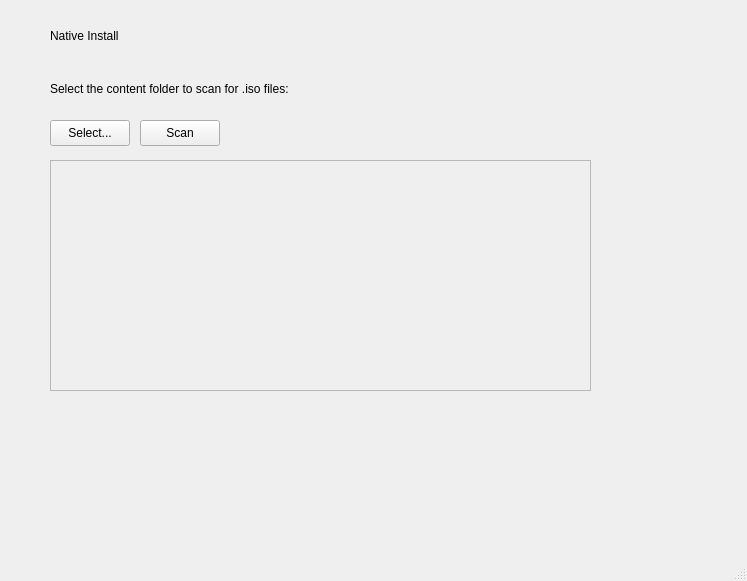
Qt form mainwindow.ui (constlo/NativeInstall) before a commit.
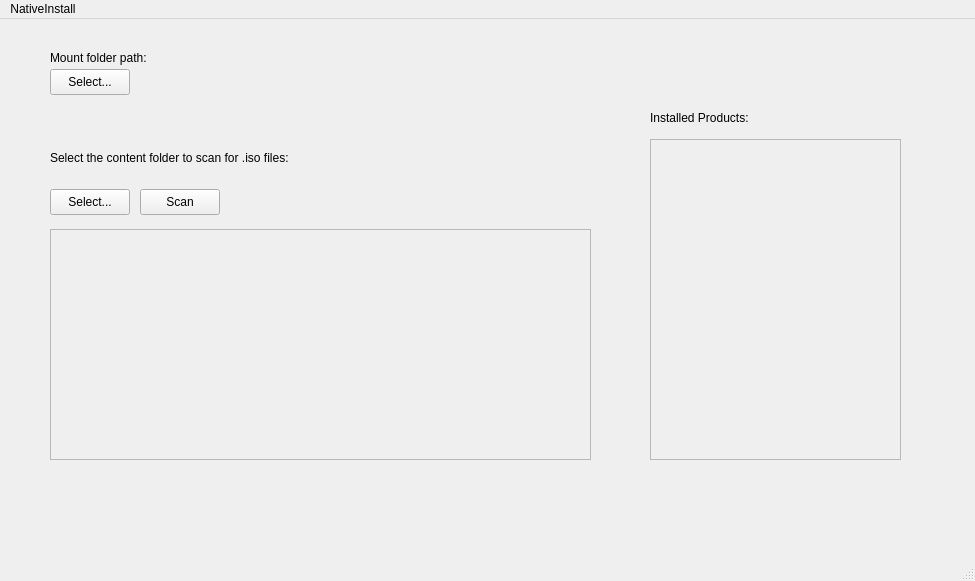
The same form after that commit.

What changed in the file:
```diff
--- a/mainwindow.ui
+++ b/mainwindow.ui
@@ -6,7 +6,7 @@
    <rect>
     <x>0</x>
     <y>0</y>
-    <width>747</width>
+    <width>975</width>
     <height>581</height>
    </rect>
   </property>
@@ -14,24 +14,11 @@
    <string>MainWindow</string>
   </property>
   <widget class="QWidget" name="centralwidget">
-   <widget class="QLabel" name="MainAppNameLabel">
-    <property name="geometry">
-     <rect>
-      <x>50</x>
-      <y>20</y>
-      <width>81</width>
-      <height>31</height>
-     </rect>
-    </property>
-    <property name="text">
-     <string>Native Install</string>
-    </property>
-   </widget>
    <widget class="QPushButton" name="SelectButton">
     <property name="geometry">
      <rect>
       <x>50</x>
-      <y>120</y>
+      <y>170</y>
       <width>80</width>
       <height>26</height>
      </rect>
@@ -44,7 +31,7 @@
     <property name="geometry">
      <rect>
       <x>50</x>
-      <y>80</y>
+      <y>130</y>
       <width>311</width>
       <height>18</height>
      </rect>
@@ -57,7 +44,7 @@
     <property name="geometry">
      <rect>
       <x>140</x>
-      <y>120</y>
+      <y>170</y>
       <width>80</width>
       <height>26</height>
      </rect>
@@ -70,7 +57,7 @@
     <property name="geometry">
      <rect>
       <x>50</x>
-      <y>100</y>
+      <y>150</y>
       <width>271</width>
       <height>18</height>
      </rect>
@@ -83,7 +70,7 @@
     <property name="geometry">
      <rect>
       <x>50</x>
-      <y>190</y>
+      <y>240</y>
       <width>371</width>
       <height>31</height>
      </rect>
@@ -96,7 +83,7 @@
     <property name="geometry">
      <rect>
       <x>50</x>
-      <y>160</y>
+      <y>210</y>
       <width>541</width>
       <height>231</height>
      </rect>
@@ -130,16 +117,110 @@
      </widget>
     </widget>
    </widget>
+   <widget class="QLabel" name="ErrorLabel">
+    <property name="geometry">
+     <rect>
+      <x>50</x>
+      <y>460</y>
+      <width>541</width>
+      <height>61</height>
+     </rect>
+    </property>
+    <property name="text">
+     <string/>
+    </property>
+   </widget>
+   <widget class="QLabel" name="Mountfoldershowerlabel">
+    <property name="geometry">
+     <rect>
+      <x>50</x>
+      <y>30</y>
+      <width>131</width>
+      <height>18</height>
+     </rect>
+    </property>
+    <property name="text">
+     <string>Mount folder path: </string>
+    </property>
+   </widget>
+   <widget class="QLabel" name="MountPathLabel">
+    <property name="geometry">
+     <rect>
+      <x>180</x>
+      <y>30</y>
+      <width>441</width>
+      <height>41</height>
+     </rect>
+    </property>
+    <property name="text">
+     <string/>
+    </property>
+   </widget>
+   <widget class="QPushButton" name="MountPathButton">
+    <property name="geometry">
+     <rect>
+      <x>50</x>
+      <y>50</y>
+      <width>80</width>
+      <height>26</height>
+     </rect>
+    </property>
+    <property name="text">
+     <string>Select...</string>
+    </property>
+   </widget>
+   <widget class="QScrollArea" name="scrollArea_2">
+    <property name="geometry">
+     <rect>
+      <x>650</x>
+      <y>120</y>
+      <width>251</width>
+      <height>321</height>
+     </rect>
+    </property>
+    <property name="widgetResizable">
+     <bool>true</bool>
+    </property>
+    <widget class="QWidget" name="scrollAreaWidgetContents">
+     <property name="geometry">
+      <rect>
+       <x>0</x>
+       <y>0</y>
+       <width>249</width>
+       <height>319</height>
+      </rect>
+     </property>
+    </widget>
+   </widget>
+   <widget class="QLabel" name="label">
+    <property name="geometry">
+     <rect>
+      <x>650</x>
+      <y>90</y>
+      <width>141</width>
+      <height>18</height>
+     </rect>
+    </property>
+    <property name="text">
+     <string>Installed Products: </string>
+    </property>
+   </widget>
   </widget>
   <widget class="QMenuBar" name="menubar">
    <property name="geometry">
     <rect>
      <x>0</x>
      <y>0</y>
-     <width>747</width>
+     <width>975</width>
      <height>23</height>
     </rect>
    </property>
+   <widget class="QMenu" name="menuNativeInstall">
+    <property name="title">
+     <string>NativeInstall</string>
+    </property>
+   </widget>
+   <addaction name="menuNativeInstall"/>
   </widget>
   <widget class="QStatusBar" name="statusbar"/>
  </widget>
```
